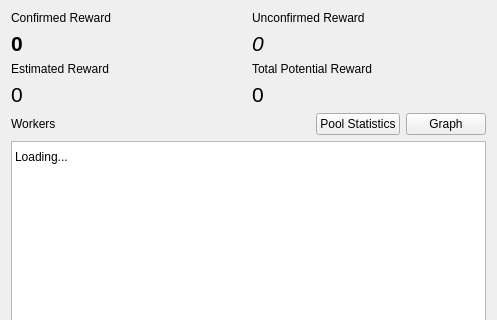
First picture: the form in mainwindow.ui, repository NexusTools/CoinMiningStats, before the edit; both pictures show x 0 to 497 and y 0 to 320 of the 497 by 482 pixel window.
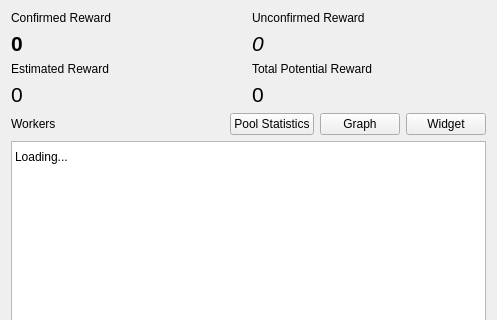
Second picture: the form after the edit.

Commit message: Added widget mode

Patch:
```diff
--- a/mainwindow.ui
+++ b/mainwindow.ui
@@ -157,6 +157,16 @@
         </property>
        </widget>
       </item>
+      <item>
+       <widget class="QPushButton" name="tglWidget">
+        <property name="text">
+         <string>Widget</string>
+        </property>
+        <property name="checkable">
+         <bool>true</bool>
+        </property>
+       </widget>
+      </item>
      </layout>
     </item>
     <item>
```
The commit also changes 6 other files.
